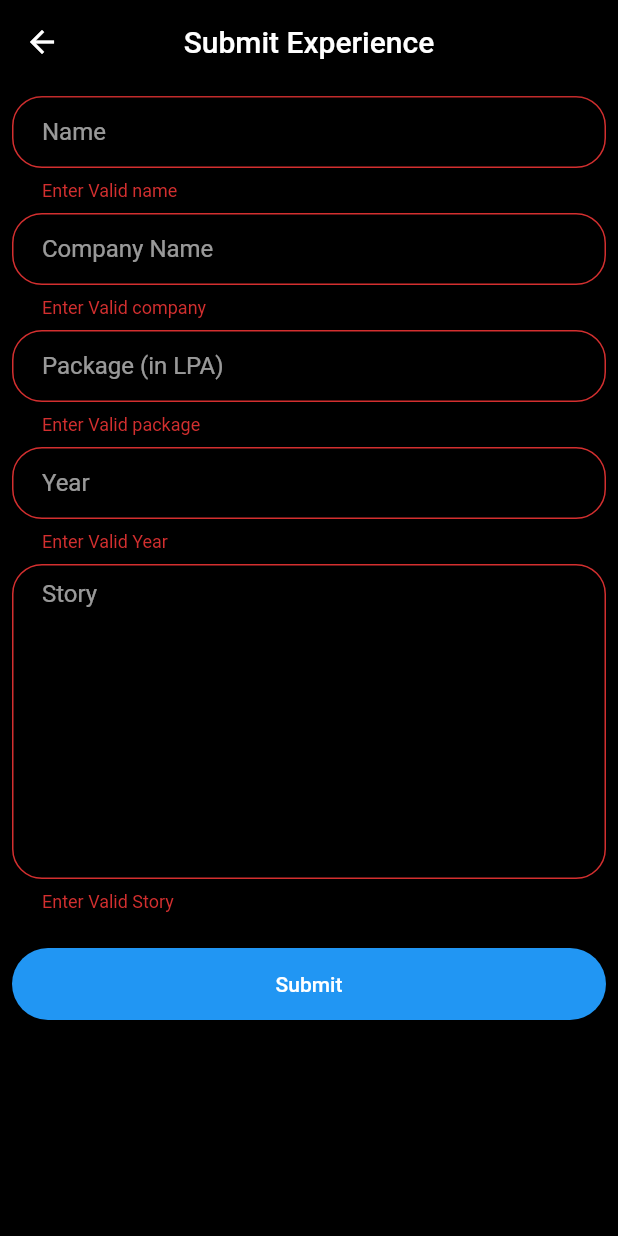
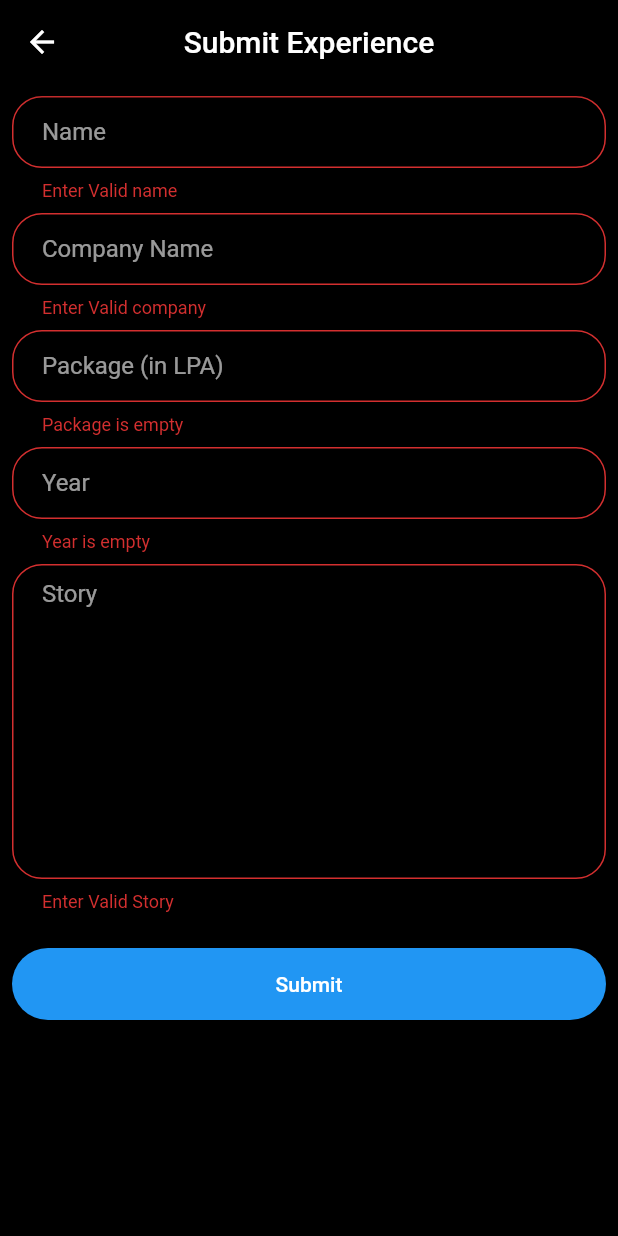
Before and after one commit to badri-s2001/PlacementApp, a Flutter app: the SubmitExperiencesScreen screen opened by its route, after a tap on "Submit", on a phone screen of 412 x 824 dp. Run offline on Flutter 3.47's test engine with Material 2 defaults, Android fonts, the light colour scheme and no system bars; drawn by our look-alikes of modal_progress_hud_nsn; our stand-ins replace animated_text_kit, cloud_firestore, firebase_auth, firebase_core; accounts and stored records are empty; network calls fail.

Commit message:
few changes

```diff
--- a/lib/views/detailed_company_screen.dart
+++ b/lib/views/detailed_company_screen.dart
@@ -210,6 +210,8 @@ class _DetailedCompanyScreenState extends State<DetailedCompanyScreen> {
   }
 
   Future<void> applyNow() async {
+    _loaded = false;
+    setState(() {});
     Map<String, dynamic> body = widget.loggedInUser.toMap();
     var response = await http.post(
       Uri.parse(widget.apiLink),
--- a/lib/views/login_screen.dart
+++ b/lib/views/login_screen.dart
@@ -55,6 +55,7 @@ class _LoginScreenState extends State<LoginScreen> {
                 TextFormField(
                   keyboardType: TextInputType.emailAddress,
                   controller: emailController,
+                  textInputAction: TextInputAction.next,
                   autovalidateMode: AutovalidateMode.onUserInteraction,
                   validator: (value) {
                     if (value!.isEmpty) {
@@ -79,6 +80,7 @@ class _LoginScreenState extends State<LoginScreen> {
                 TextFormField(
                   obscureText: _obscureText,
                   controller: passwordController,
+                  textInputAction: TextInputAction.done,
                   autovalidateMode: AutovalidateMode.onUserInteraction,
                   validator: (value) {
                     if (value!.isEmpty) {
@@ -156,8 +158,8 @@ class _LoginScreenState extends State<LoginScreen> {
       } else {
         _status = "Error undefined";
       }
-    } catch (e) {
-      _status = e.toString();
+    } on FirebaseAuthException catch (e) {
+      _status = e.message.toString();
     }
     return _status;
   }
--- a/lib/views/register_screen.dart
+++ b/lib/views/register_screen.dart
@@ -1231,8 +1231,8 @@ class _RegisterScreenState extends State<RegisterScreen> {
       } else {
         _status = "Error undefined";
       }
-    } catch (e) {
-      _status = e.toString();
+    } on FirebaseAuthException catch (e) {
+      _status = e.message.toString();
     }
     return _status;
   }
--- a/lib/views/submit_experiences_screen.dart
+++ b/lib/views/submit_experiences_screen.dart
@@ -1,4 +1,5 @@
 import 'package:flutter/material.dart';
+import 'package:flutter/services.dart';
 import 'package:http/http.dart' as http;
 import 'package:modal_progress_hud_nsn/modal_progress_hud_nsn.dart';
 import 'package:placement_app/components/rounded_button.dart';
@@ -70,6 +71,8 @@ class _SubmitExperiencesScreenState extends State<SubmitExperiencesScreen> {
                   TextFormField(
                     keyboardType: TextInputType.text,
                     controller: nameController,
+                    textInputAction: TextInputAction.next,
+                    autovalidateMode: AutovalidateMode.onUserInteraction,
                     validator: (value) {
                       if (value!.isEmpty) {
                         return "Enter Valid name";
@@ -86,6 +89,8 @@ class _SubmitExperiencesScreenState extends State<SubmitExperiencesScreen> {
                   ),
                   TextFormField(
                     controller: companyNameController,
+                    textInputAction: TextInputAction.next,
+                    autovalidateMode: AutovalidateMode.onUserInteraction,
                     validator: (value) {
                       if (value!.isEmpty) {
                         return "Enter Valid company";
@@ -103,11 +108,19 @@ class _SubmitExperiencesScreenState extends State<SubmitExperiencesScreen> {
                   TextFormField(
                     keyboardType: TextInputType.number,
                     controller: packageController,
+                    textInputAction: TextInputAction.next,
+                    autovalidateMode: AutovalidateMode.onUserInteraction,
                     validator: (value) {
                       if (value!.isEmpty) {
-                        return "Enter Valid package";
+                        return "Package is empty";
                       } else {
-                        return null;
+                        if (!RegExp(
+                          r'^([0-9]+\.?[0-9]*)$',
+                        ).hasMatch(value)) {
+                          return "At least 1 upper 1 lower 1 special 1 digit. 8 chars min";
+                        } else {
+                          return null;
+                        }
                       }
                     },
                     decoration: kTextFieldDecoration.copyWith(
@@ -120,11 +133,24 @@ class _SubmitExperiencesScreenState extends State<SubmitExperiencesScreen> {
                   TextFormField(
                     keyboardType: TextInputType.number,
                     controller: yearController,
+                    textInputAction: TextInputAction.next,
+                    autovalidateMode: AutovalidateMode.onUserInteraction,
+                    inputFormatters: [
+                      WhitelistingTextInputFormatter.digitsOnly,
+                      LengthLimitingTextInputFormatter(4),
+                      BlacklistingTextInputFormatter.singleLineFormatter
+                    ],
                     validator: (value) {
                       if (value!.isEmpty) {
-                        return "Enter Valid Year";
+                        return "Year is empty";
                       } else {
-                        return null;
+                        if (!RegExp(
+                          r'^\d{4}$',
+                        ).hasMatch(value)) {
+                          return "Invalid Year";
+                        } else {
+                          return null;
+                        }
                       }
                     },
                     decoration: kTextFieldDecoration.copyWith(
@@ -138,6 +164,8 @@ class _SubmitExperiencesScreenState extends State<SubmitExperiencesScreen> {
                     minLines: 10,
                     maxLines: 20,
                     controller: storyController,
+                    textInputAction: TextInputAction.done,
+                    autovalidateMode: AutovalidateMode.onUserInteraction,
                     validator: (value) {
                       if (value!.isEmpty) {
                         return "Enter Valid Story";
--- a/lib/views/welcome_screen.dart
+++ b/lib/views/welcome_screen.dart
@@ -2,7 +2,6 @@ import 'package:cloud_firestore/cloud_firestore.dart';
 import 'package:firebase_auth/firebase_auth.dart';
 import 'package:flutter/material.dart';
 import 'package:placement_app/components/company_tile.dart';
-import 'package:placement_app/components/rounded_button.dart';
 import 'package:placement_app/models/company_model.dart';
 import 'package:placement_app/models/user_model.dart';
 import 'package:http/http.dart' as http;
@@ -42,7 +41,7 @@ class _WelcomeScreenState extends State<WelcomeScreen> {
 
     var raw = await http.get(
       Uri.parse(
-          "https://script.google.com/macros/s/AKfycbwzPjhRdoL27Lnn5c39nDuCXOPWbEiQToHCDplOvGoqitG_JtqwwlW6GZIBBSFcfXXE/exec"),
+          "https://script.google.com/macros/s/AKfycby9STefcAgsu_pnpLvW4UAdqul69HDobpkO04iU1RWlp7Qhhc1YiPKjZrEXuKY0zMXU/exec"),
     );
 
     companies.clear();
@@ -79,6 +78,7 @@ class _WelcomeScreenState extends State<WelcomeScreen> {
           company.applyBefore == "" ||
           company.apiLink == "") {
         eligibility = false;
+        return;
       }
 
       if (!company.departments.contains(RegExp(loggedInUser.collegeBranch!))) {
```
